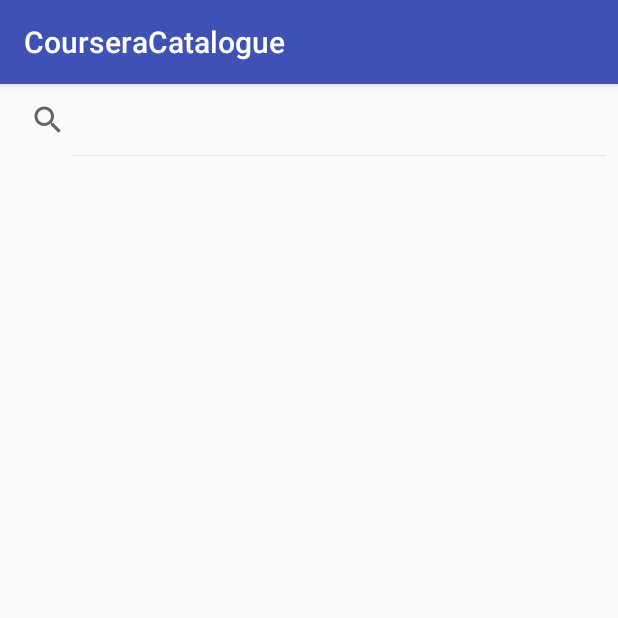
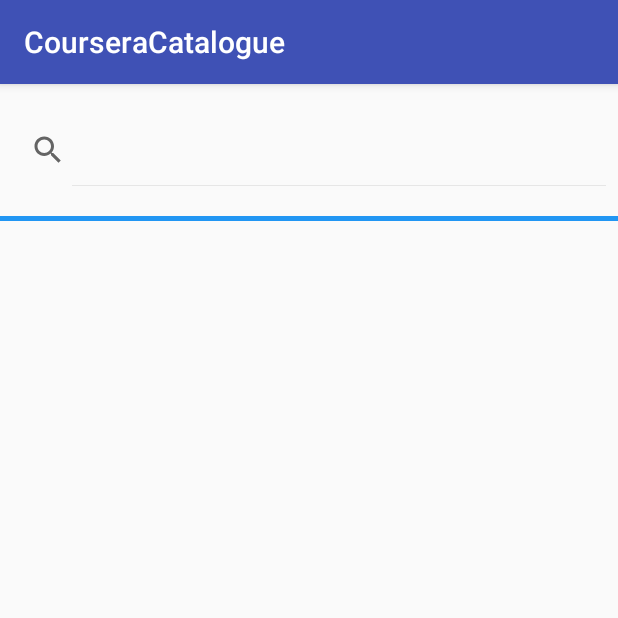
Before and after one commit to waliahimanshu/CourseraCatalogue, an Android app: the screen it shows after launch (HomeActivity), on a phone screen of 412 x 824 dp, the top half of it. Run offline under Robolectric (Android 15) with nearby library versions, the phone set to English and light mode, and no system bars; our stand-ins replace ButterKnife.

Commit message:
optimizing api calls with Debounce WIP
Signed-off-by: waliahimanshu <himanshu.walia@gmail.com>

```diff
--- a/app/src/main/java/com/waliahimanshu/courseracatalogue/HomeFragment.java
+++ b/app/src/main/java/com/waliahimanshu/courseracatalogue/HomeFragment.java
@@ -38,7 +38,7 @@ public class HomeFragment extends Fragment {
 
         @Override
         public boolean onQueryTextChange(String newText) {
-            homeFragmentPresenter.loadData(newText);
+          homeFragmentPresenter.onQueryTextChange(newText);
           return false;
         }
       };
--- a/app/src/main/java/com/waliahimanshu/courseracatalogue/HomeFragmentContract.java
+++ b/app/src/main/java/com/waliahimanshu/courseracatalogue/HomeFragmentContract.java
@@ -1,4 +1,6 @@
 package com.waliahimanshu.courseracatalogue;
+
+import android.support.v7.widget.SearchView;
 
 import com.waliahimanshu.courseracatalogue.Service.Courses;
 
@@ -7,12 +9,14 @@ import java.util.List;
 public interface HomeFragmentContract {
 
   interface Presenter {
-    void loadData(String query);
+    void onQueryTextChange(String query);
 
     void unSubscribe();
   }
 
   interface View {
     void initRecyclerView(List<Courses> courses);
+
+      void setApiCallTextView(int count);
   }
 }
--- a/app/src/main/java/com/waliahimanshu/courseracatalogue/HomeFragmentView.java
+++ b/app/src/main/java/com/waliahimanshu/courseracatalogue/HomeFragmentView.java
@@ -4,6 +4,7 @@ import android.content.Context;
 import android.support.v7.widget.LinearLayoutManager;
 import android.support.v7.widget.RecyclerView;
 import android.view.View;
+import android.widget.TextView;
 
 import com.waliahimanshu.courseracatalogue.Service.Courses;
 
@@ -19,6 +20,9 @@ class HomeFragmentView implements HomeFragmentContract.View {
   @BindView(R.id.recycler_view)
   RecyclerView recyclerView;
 
+  @BindView(R.id.no_of_api_calls)
+  TextView noOfApiCalls;
+
   public HomeFragmentView(Context baseContext, View view) {
     this.baseContext = baseContext;
     this.view = view;
@@ -30,7 +34,12 @@ class HomeFragmentView implements HomeFragmentContract.View {
     setUpRecyclerView(courses);
   }
 
-  private void setUpRecyclerView(List<Courses> courses) {
+    @Override
+    public void setApiCallTextView(int count) {
+        noOfApiCalls.setText("API CALLS :` "+count);
+    }
+
+    private void setUpRecyclerView(List<Courses> courses) {
     MyAdapter adapter = new MyAdapter(baseContext, courses);
     recyclerView.setAdapter(adapter);
     LinearLayoutManager linearLayoutManager = new LinearLayoutManager(baseContext);
--- a/app/src/main/res/layout/home_fragment.xml
+++ b/app/src/main/res/layout/home_fragment.xml
@@ -1,22 +1,36 @@
 <?xml version="1.0" encoding="utf-8"?>
 <LinearLayout xmlns:android="http://schemas.android.com/apk/res/android"
+    xmlns:tools="http://schemas.android.com/tools"
     android:id="@+id/linear_layout"
     android:layout_width="match_parent"
     android:layout_height="match_parent"
     android:orientation="vertical">
 
     <android.support.v7.widget.SearchView
+        android:layout_marginTop="20dp"
         android:id="@+id/search_view"
         style="@style/SearchViewTheme"
         android:layout_width="match_parent"
-        android:layout_height="wrap_content">
-    </android.support.v7.widget.SearchView>
+        android:layout_height="wrap_content" />
 
+    <TextView
+        android:layout_width="match_parent"
+        android:layout_height="3dp"
+        android:background="@color/blue_500"
+        android:layout_marginTop="20dp" />
+
+    <TextView
+        android:id="@+id/no_of_api_calls"
+        android:layout_width="match_parent"
+        android:layout_height="wrap_content"
+        android:textAlignment="center"
+        android:layout_marginTop="20dp"
+        tools:text="API Calls : 1++" />
 
     <android.support.v7.widget.RecyclerView
         android:id="@+id/recycler_view"
         android:layout_width="wrap_content"
-        android:layout_height="wrap_content">
-    </android.support.v7.widget.RecyclerView>
+        android:layout_height="wrap_content"
+        android:layout_marginTop="20dp" />
 
 </LinearLayout>
```
Also changed, not shown: app/src/main/java/com/waliahimanshu/courseracatalogue/HomeFragmentPresenter.java (+47 -31 lines). Lines whose indentation alone changed are shown as unchanged.
